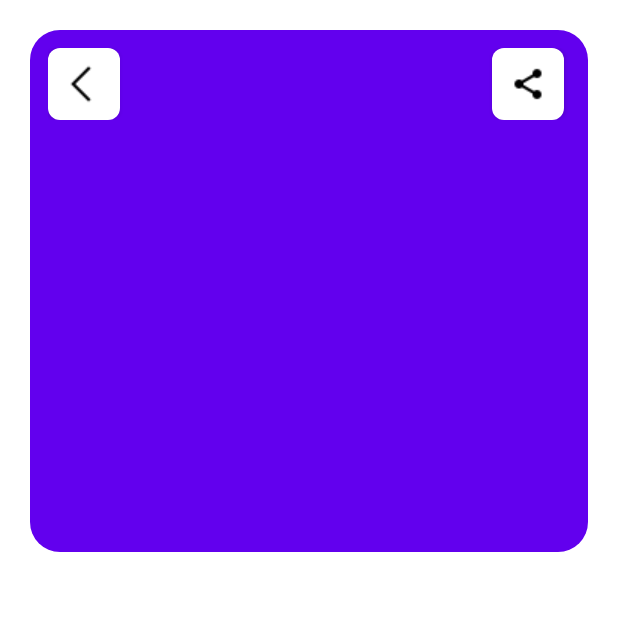
After one commit to ryhn7/traveler, an Android app: the DetailActivity screen opened directly, with no data from a screen before it, on a phone screen of 412 x 824 dp, the top half of it. The commit adds this screen. Run offline under Robolectric (Android 15) with nearby library versions, the phone set to English and light mode, and no system bars.

Commit message:
add detail activity

```diff
--- a/app/src/main/AndroidManifest.xml
+++ b/app/src/main/AndroidManifest.xml
@@ -13,6 +13,9 @@
         android:supportsRtl="true"
         android:theme="@style/Theme.Traveler"
         tools:targetApi="31">
+        <activity
+            android:name=".DetailActivity"
+            android:exported="false" />
         <activity
             android:name=".AboutPage"
             android:exported="false" />
--- /dev/null
+++ b/app/src/main/java/com/example/traveler/DetailActivity.kt
@@ -0,0 +1,11 @@
+package com.example.traveler
+
+import androidx.appcompat.app.AppCompatActivity
+import android.os.Bundle
+
+class DetailActivity : AppCompatActivity() {
+    override fun onCreate(savedInstanceState: Bundle?) {
+        super.onCreate(savedInstanceState)
+        setContentView(R.layout.activity_detail)
+    }
+}
--- /dev/null
+++ b/app/src/main/res/drawable/detail_button_top.xml
@@ -0,0 +1,12 @@
+<?xml version="1.0" encoding="utf-8"?>
+<shape xmlns:android="http://schemas.android.com/apk/res/android"
+    android:shape="rectangle">
+
+    <corners
+        android:radius="8dp"
+        />
+    <solid
+        android:color="@color/white"
+        />
+
+</shape>
--- /dev/null
+++ b/app/src/main/res/drawable/detail_img.xml
@@ -0,0 +1,12 @@
+<?xml version="1.0" encoding="utf-8"?>
+<shape xmlns:android="http://schemas.android.com/apk/res/android"
+    android:shape="rectangle">
+
+    <corners
+        android:radius="20dp"
+        />
+    <solid
+        android:color="@color/purple_500"
+        />
+
+</shape>
--- /dev/null
+++ b/app/src/main/res/layout/activity_detail.xml
@@ -0,0 +1,50 @@
+<?xml version="1.0" encoding="utf-8"?>
+<RelativeLayout xmlns:android="http://schemas.android.com/apk/res/android"
+    xmlns:app="http://schemas.android.com/apk/res-auto"
+    xmlns:tools="http://schemas.android.com/tools"
+    android:layout_width="match_parent"
+    android:layout_height="match_parent"
+    android:background="@color/white"
+    tools:context=".DetailActivity">
+
+    <ImageView
+        android:id="@+id/iv_detail_place_image"
+        android:layout_width="match_parent"
+        android:layout_height="348dp"
+        android:layout_marginHorizontal="20dp"
+        android:layout_marginTop="20dp"
+        android:background="@drawable/detail_img"
+        android:contentDescription="@string/place_image"
+        android:scaleType="fitXY" />
+
+    <LinearLayout
+        android:id="@+id/ll_detail_button"
+        android:layout_width="match_parent"
+        android:layout_height="wrap_content"
+        android:layout_marginHorizontal="32dp"
+        android:layout_marginTop="32dp"
+        android:orientation="horizontal">
+
+        <Button
+            android:id="@+id/btn_detail_back"
+            android:layout_width="48dp"
+            android:layout_height="48dp"
+            android:layout_marginEnd="160dp"
+            android:background="@drawable/detail_button_top"
+            android:contentDescription="@string/back_button"
+            android:drawableStart="@drawable/icon_back"
+            android:padding="8dp" />
+
+        <Button
+            android:id="@+id/btn_detail_share"
+            android:layout_width="48dp"
+            android:layout_height="48dp"
+            android:layout_marginStart="88dp"
+            android:background="@drawable/detail_button_top"
+            android:contentDescription="@string/share_button"
+            android:drawableStart="@drawable/icon_share"
+            android:padding="12dp"
+            />
+    </LinearLayout>
+
+</RelativeLayout>
--- a/app/src/main/res/values/strings.xml
+++ b/app/src/main/res/values/strings.xml
@@ -8,6 +8,9 @@
     <string name="rating">rating</string>
     <string name="place">place</string>
     <string name="location">location</string>
+    <string name="place_image">Place Image</string>
+    <string name="back_button">Back Button</string>
+    <string name="share_button">Share Button</string>
 
     <string-array name="category_name">
         <item>Mountain</item>
```
Also changed, not shown: app/src/main/res/drawable/icon_back.png (added), app/src/main/res/drawable/icon_share.png (added). Lines whose indentation alone changed are shown as unchanged.
